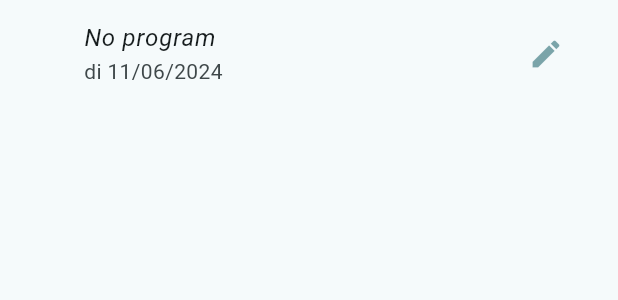
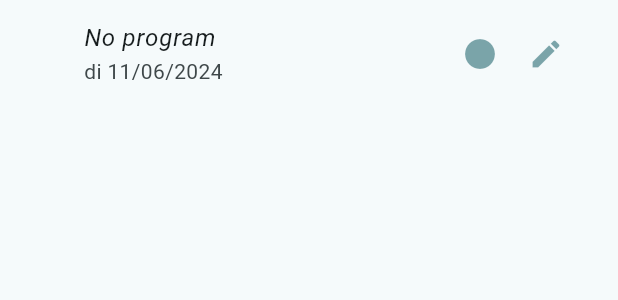
Before and after one commit to 2zqa/vanholst, a Flutter app: the LogbookEntryListItem widget shown alone on an empty page, opened directly with sample values from the repository, on a phone screen of 412 x 824 dp. Shown: the top 300 px of the screen. Run offline on Flutter 3.47's test engine with Material 3 defaults, Android fonts, the phone set to English and light mode, and no system bars; our stand-ins replace flutter_localized_locales, flutter_riverpod, go_router, package_info_plus, rxdart, sembast and 2 more; missing offline and left inert: html_character_entities; generated files the repository leaves out were written again.

Commit message:
Show a checkmark is a day is filled in

```diff
--- a/lib/src/features/logbook/domain/logbook_entry.dart
+++ b/lib/src/features/logbook/domain/logbook_entry.dart
@@ -42,6 +42,10 @@ class LogbookEntry {
     this.feedbackCoach,
     required this.timestamp,
   });
+
+  /// Returns true if the entry has info for coach or performance filled in.
+  bool get isFilledIn =>
+      infoForCoach?.isNotEmpty == true || performance?.isNotEmpty == true;
 
   DateTime? get dateTime {
     final parts = date.split('/');
--- a/lib/src/features/logbook/presentation/logbook_screen/logbook_entry_list_item.dart
+++ b/lib/src/features/logbook/presentation/logbook_screen/logbook_entry_list_item.dart
@@ -9,11 +9,13 @@ class LogbookEntryListItem extends StatelessWidget {
     required this.entry,
     this.onPressed,
     this.onEditPressed,
+    this.isFilledIn = false,
     this.selected = false,
   });
   final LogbookEntry entry;
   final VoidCallback? onPressed;
   final VoidCallback? onEditPressed;
+  final bool isFilledIn;
   final bool selected;
 
   @override
@@ -25,11 +27,32 @@ class LogbookEntryListItem extends StatelessWidget {
       selected: selected,
       selectedTileColor: Theme.of(context).colorScheme.primaryContainer,
       selectedColor: Theme.of(context).colorScheme.onPrimaryContainer,
-      trailing: IconButton(
-        icon: const Icon(Icons.edit),
-        color:
-            Theme.of(context).colorScheme.onPrimaryContainer.withOpacity(0.5),
-        onPressed: onEditPressed,
+      trailing: Row(
+        mainAxisSize: MainAxisSize.min,
+        children: [
+          SizedBox(
+            width: 40,
+            height: 40,
+            child: Icon(
+              isFilledIn ? Icons.check_circle : Icons.circle,
+              size: 24,
+              color: isFilledIn
+                  ? Theme.of(context).colorScheme.primary
+                  : Theme.of(context)
+                      .colorScheme
+                      .onPrimaryContainer
+                      .withOpacity(0.5),
+            ),
+          ),
+          IconButton(
+            icon: const Icon(Icons.edit),
+            color: Theme.of(context)
+                .colorScheme
+                .onPrimaryContainer
+                .withOpacity(0.5),
+            onPressed: onEditPressed,
+          ),
+        ],
       ),
       leading: program.isEmpty
           ? const SizedBox.shrink()
--- a/lib/src/features/logbook/presentation/logbook_screen/logbook_view.dart
+++ b/lib/src/features/logbook/presentation/logbook_screen/logbook_view.dart
@@ -51,6 +51,7 @@ class LogbookEntryList extends StatelessWidget {
           child: LogbookEntryListItem(
             entry: entry,
             selected: entry.dateTime?.isToday == true,
+            isFilledIn: entry.isFilledIn,
             onEditPressed: () => context.goNamed(
               AppRoute.logbookEntryEdit.name,
               pathParameters: {'id': entry.id},
```
